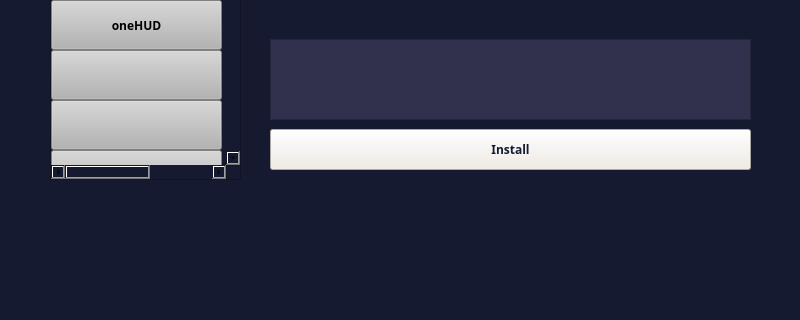
The window that mainwindow.ui (Croudxd/YourHUDs) describes before a commit, drawn with Qt 5; both pictures show x 0 to 800 and y 280 to 600 of the 800 by 600 pixel window.
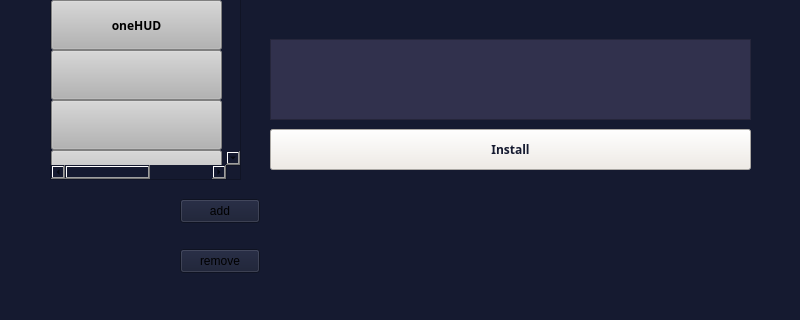
The same window after the commit.

Commit message: Added dev branch + starting to add user saved hud's into the GUI.

What changed in the file:
```diff
--- a/mainwindow.ui
+++ b/mainwindow.ui
@@ -576,10 +576,47 @@
     <property name="geometry">
      <rect>
       <x>270</x>
-      <y>450</y>
+      <y>460</y>
       <width>491</width>
       <height>91</height>
      </rect>
+    </property>
+    <widget class="QWidget" name="gridLayoutWidget">
+     <property name="geometry">
+      <rect>
+       <x>0</x>
+       <y>-10</y>
+       <width>491</width>
+       <height>101</height>
+      </rect>
+     </property>
+     <layout class="QGridLayout" name="gridLayout"/>
+    </widget>
+   </widget>
+   <widget class="QPushButton" name="pushButton">
+    <property name="geometry">
+     <rect>
+      <x>180</x>
+      <y>460</y>
+      <width>80</width>
+      <height>24</height>
+     </rect>
+    </property>
+    <property name="text">
+     <string>add</string>
+    </property>
+   </widget>
+   <widget class="QPushButton" name="pushButton_2">
+    <property name="geometry">
+     <rect>
+      <x>180</x>
+      <y>510</y>
+      <width>80</width>
+      <height>24</height>
+     </rect>
+    </property>
+    <property name="text">
+     <string>remove</string>
     </property>
    </widget>
   </widget>
```
